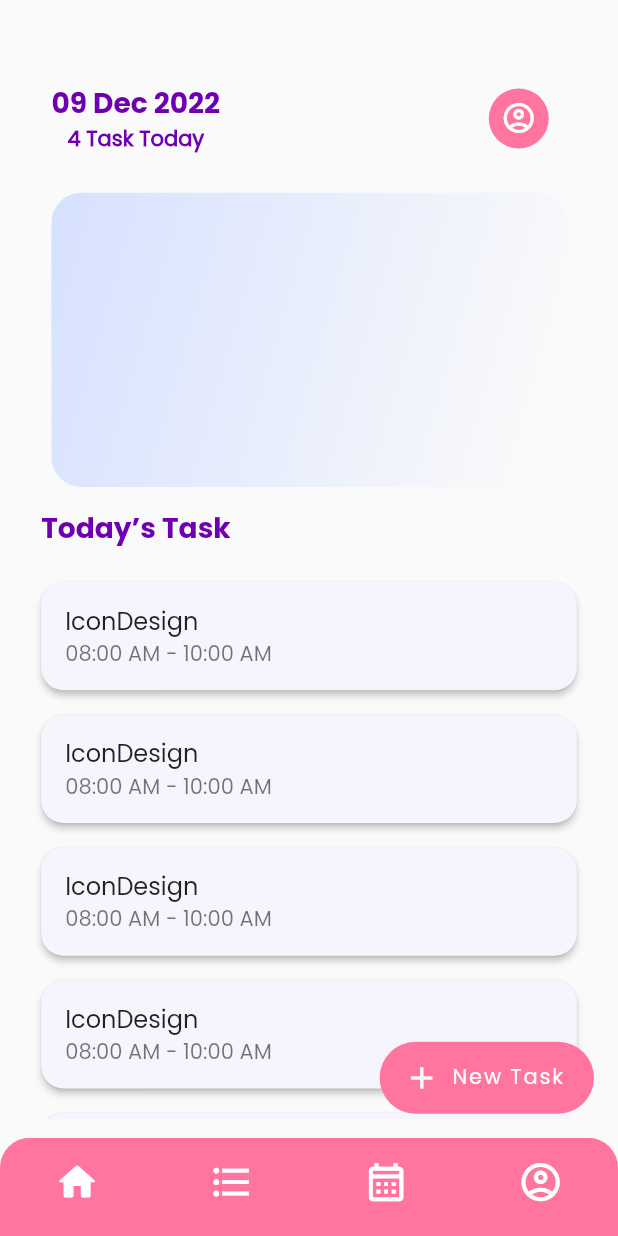
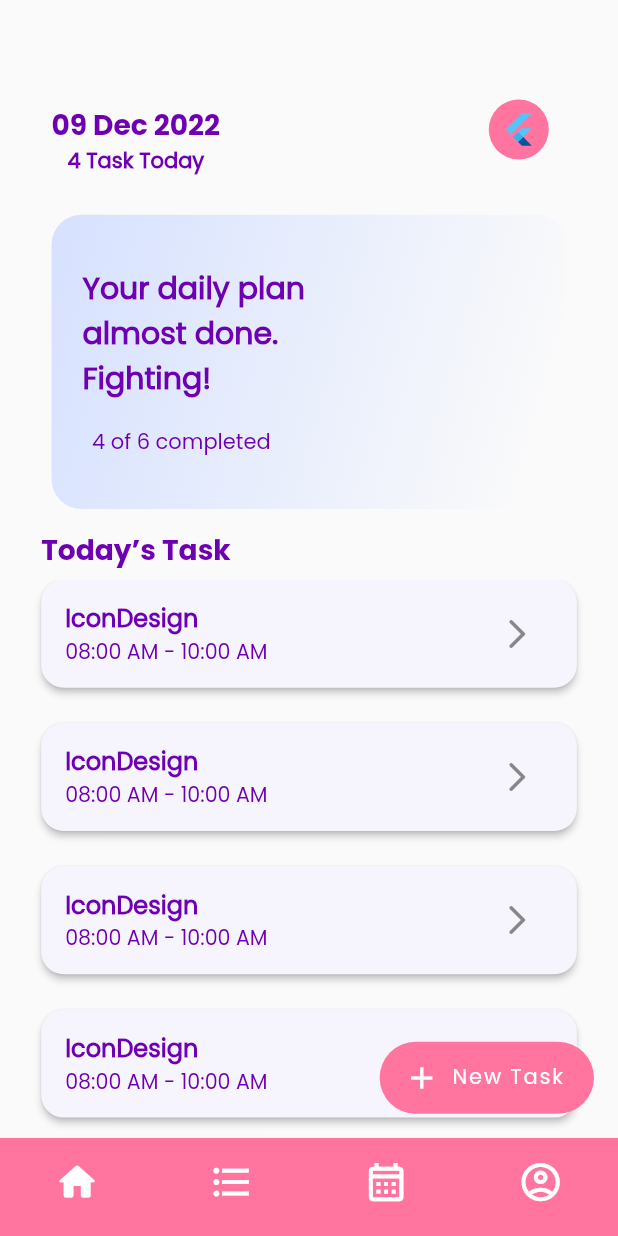
Before and after one commit to ramazan3ren/2do-app, a Flutter app: the MainPage screen opened by its route, on a phone screen of 412 x 824 dp. Run offline on Flutter 3.47's test engine with Material 2 defaults, Android fonts, the phone set to English and light mode, and no system bars; our stand-ins replace lottie.

Commit message:
listview builder updated

```diff
--- a/lib/pages/mainPage.dart
+++ b/lib/pages/mainPage.dart
@@ -21,34 +21,7 @@ class _MainPageState extends State<MainPage> {
           Column(
             children: [
               appBar(context),
-              Column(
-                children: [
-                  Padding(
-                    padding: EdgeInsets.only(top: getDeviceHeight(context) / 40),
-                    child: SizedBox(
-                      // color: Colors.red,
-                      width: getDeviceWidth(context),
-                      height: getDeviceHeight(context) / 4,
-                      child: Center(
-                        child: Container(
-                          height: getDeviceHeight(context) / 4.2,
-                          width: getDeviceWidth(context) / 1.2,
-                          decoration: BoxDecoration(
-                              borderRadius: HomePageValue().detailRadius,
-                              gradient: LinearGradient(
-                                begin: Alignment.topLeft,
-                                // end: Alignment.bottomRight,
-                                colors: [
-                                  ProjectValue().gradientColor1,
-                                  ProjectValue().gradientColor2,
-                                ],
-                              )),
-                        ),
-                      ),
-                    ),
-                  ),
-                ],
-              ),
+              appBarCard(context),
               Container(
                 height: getDeviceHeight(context) / 100,
               ),
@@ -72,13 +45,18 @@ class _MainPageState extends State<MainPage> {
               Container(
                 height: getDeviceHeight(context) / 140,
               ),
-              ConstrainedBox(
+              Expanded(
+                // flex: 4,
+                child: ConstrainedBox(
                   constraints: BoxConstraints.loose(Size.infinite),
                   child: SizedBox(
                     height: getDeviceHeight(context) / 2.2,
                     child: SingleChildScrollView(
                       padding: EdgeInsets.only(
-                        top: 0, left: getDeviceWidth(context) / 15, right: getDeviceWidth(context) / 15),
+                        top: 0,
+                        left: getDeviceWidth(context) / 15,
+                        right: getDeviceWidth(context) / 15,
+                      ),
                       scrollDirection: Axis.vertical,
                       child: ListView.builder(
                         physics: const NeverScrollableScrollPhysics(),
@@ -87,15 +65,24 @@ class _MainPageState extends State<MainPage> {
                         itemBuilder: (context, index) {
                           return Card(
                             elevation: 2,
-                          margin: EdgeInsets.only(top: getDeviceHeight(context) / 50),
+                            margin: EdgeInsets.only(bottom: getDeviceHeight(context) / 35),
                             shape: const RoundedRectangleBorder(borderRadius: BorderRadius.all(Radius.circular(15))),
                             color: ProjectValue().cardColor,
-                          child: const ListTile(
-                            title: Text('IconDesign'),
-                            subtitle: Text('08:00 AM - 10:00 AM'),
+                            child: ListTile(
+                              title: Text(
+                                'IconDesign',
+                                style: TextStyle(color: ProjectValue().headThemeColor, fontWeight: FontWeight.bold),
+                              ),
+                              subtitle: Text(
+                                '08:00 AM - 10:00 AM',
+                                style: TextStyle(
+                                    fontSize: getDeviceHeight(context) / 60, color: ProjectValue().headThemeColor),
+                              ),
+                              trailing: IconButton(onPressed: () {}, icon: const Icon(Icons.arrow_forward_ios_rounded)),
                             ),
                           );
                         },
+                      ),
                     ),
                   ),
                 ),
@@ -108,9 +95,70 @@ class _MainPageState extends State<MainPage> {
     );
   }
 
+  Column appBarCard(BuildContext context) {
+    return Column(
+      children: [
+        Padding(
+          padding: EdgeInsets.only(top: getDeviceHeight(context) / 40),
+          child: SizedBox(
+            // color: Colors.red,
+            width: getDeviceWidth(context),
+            height: getDeviceHeight(context) / 4,
+            child: Center(
+              child: Container(
+                height: getDeviceHeight(context) / 4.2,
+                width: getDeviceWidth(context) / 1.2,
+                decoration: BoxDecoration(
+                    borderRadius: HomePageValue().detailRadius,
+                    gradient: LinearGradient(
+                      begin: Alignment.topLeft,
+                      // end: Alignment.bottomRight,
+                      colors: [
+                        ProjectValue().gradientColor1,
+                        ProjectValue().gradientColor2,
+                      ],
+                    )),
+                child: Row(children: [
+                  Column(
+                    mainAxisAlignment: MainAxisAlignment.center,
+                    children: [
+                      Padding(
+                        padding:
+                            EdgeInsets.only(left: getDeviceWidth(context) / 20, bottom: getDeviceHeight(context) / 50),
+                        child: Text(
+                          'Your daily plan\nalmost done.\nFighting!',
+                          style: TextStyle(
+                              color: ProjectValue().headThemeColor,
+                              fontWeight: FontWeight.bold,
+                              fontSize: Theme.of(context).textTheme.headline6!.fontSize),
+                        ),
+                      ),
+                      Padding(
+                        padding: EdgeInsets.only(
+                          left: getDeviceWidth(context) / 100,
+                        ),
+                        child: Text(
+                          '4 of 6 completed',
+                          style: TextStyle(
+                            color: ProjectValue().headThemeColor,
+                            fontWeight: FontWeight.normal,
+                          ),
+                        ),
+                      )
+                    ],
+                  )
+                ]),
+              ),
+            ),
+          ),
+        ),
+      ],
+    );
+  }
+
   SizedBox appBar(BuildContext context) {
     return SizedBox(
-      height: getDeviceHeight(context) / 8,
+      height: getDeviceHeight(context) / 7,
       child: Row(
         children: [
           Column(
@@ -136,10 +184,7 @@ class _MainPageState extends State<MainPage> {
             padding: EdgeInsets.only(top: getDeviceHeight(context) / 15, left: getDeviceWidth(context) / 2.3),
             child: CircleAvatar(
               backgroundColor: ProjectValue().mainThemeColor,
-              child: Icon(
-                Icons.account_circle_outlined,
-                color: ProjectValue().bottomIcoColor,
-              ),
+              child: const FlutterLogo(),
             ),
           )
         ],
--- a/lib/projectValues.dart
+++ b/lib/projectValues.dart
@@ -17,7 +17,7 @@ class ProjectValue {
 class HomePageValue {
   BorderRadiusGeometry radius = const BorderRadius.only(topLeft: Radius.circular(50), topRight: Radius.circular(50));
   BorderRadiusGeometry bottomNavRadius =
-      const BorderRadius.only(topLeft: Radius.circular(20), topRight: Radius.circular(20));
+      const BorderRadius.only(topLeft: Radius.circular(0), topRight: Radius.circular(0));
   BorderRadiusGeometry buttonRadius = const BorderRadius.all(Radius.circular(50));
   BorderRadiusGeometry detailRadius = const BorderRadius.all(Radius.circular(20));
 
```
Lines whose indentation alone changed are shown as unchanged.
